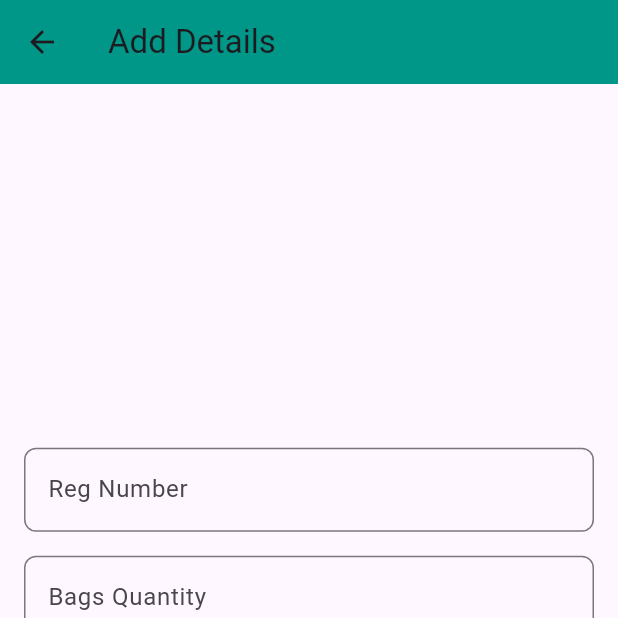
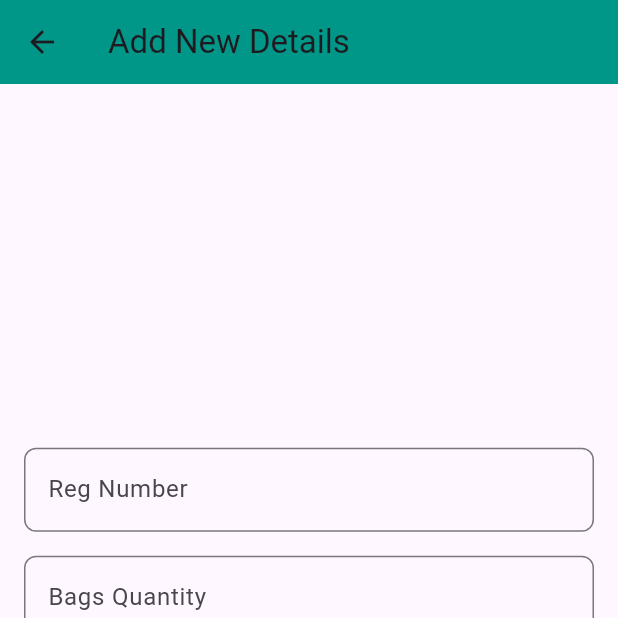
Before and after one commit to UdithaAthukorala/Tea-Trover-Driver, a Flutter app: the AddingScreen screen opened directly, on a phone screen of 412 x 824 dp, the top half of it. Run offline on Flutter 3.47's test engine with Material 3 defaults, Android fonts, the phone set to English and light mode, and no system bars; our stand-ins replace calendar_date_picker2, email_validator, firebase_auth, firebase_core, firebase_database, firebase_storage and 5 more; missing offline and left inert: intl_phone_number_field; accounts and stored records are empty.

Commit message:
New Commit-Bugs fixing And add screens

```diff
--- a/lib/screens/AddingQ.dart
+++ b/lib/screens/AddingQ.dart
@@ -38,7 +38,7 @@ class _AddingScreenState extends State<AddingScreen> {
     return Scaffold(
       appBar: AppBar(
         backgroundColor: Colors.teal,
-        title: const Text('Add Details'),
+        title: const Text('Add New Details'),
         leading: IconButton(
           icon: const Icon(Icons.arrow_back),
           onPressed: () {
```
